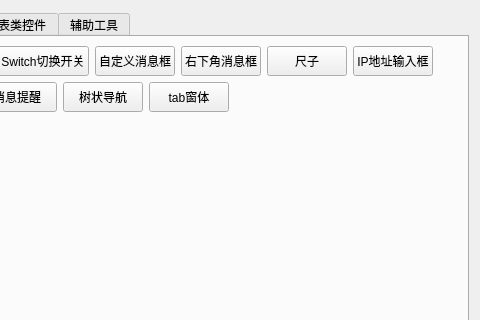
The window that Exmaple/examplewidget.ui (kevinlq/LQFramKit) describes before a commit, drawn with Qt 5; both pictures show x 217 to 697 and y 0 to 320 of the 697 by 578 pixel window.
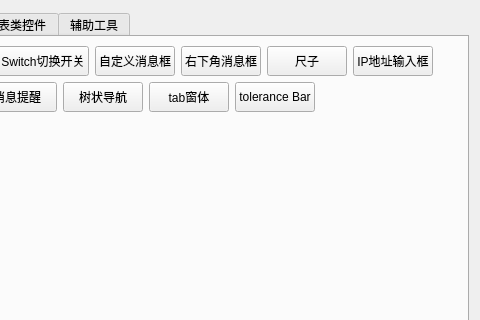
The same window after the commit.

Commit message: add tolerance bar demo

The edit to the form file:
```diff
--- a/Exmaple/examplewidget.ui
+++ b/Exmaple/examplewidget.ui
@@ -396,6 +396,19 @@
              </property>
             </widget>
            </item>
+           <item>
+            <widget class="QPushButton" name="pushButton_27">
+             <property name="minimumSize">
+              <size>
+               <width>0</width>
+               <height>30</height>
+              </size>
+             </property>
+             <property name="text">
+              <string>tolerance Bar</string>
+             </property>
+            </widget>
+           </item>
            <item>
             <spacer name="horizontalSpacer_2">
              <property name="orientation">
```
The commit also changes 12 other files.
